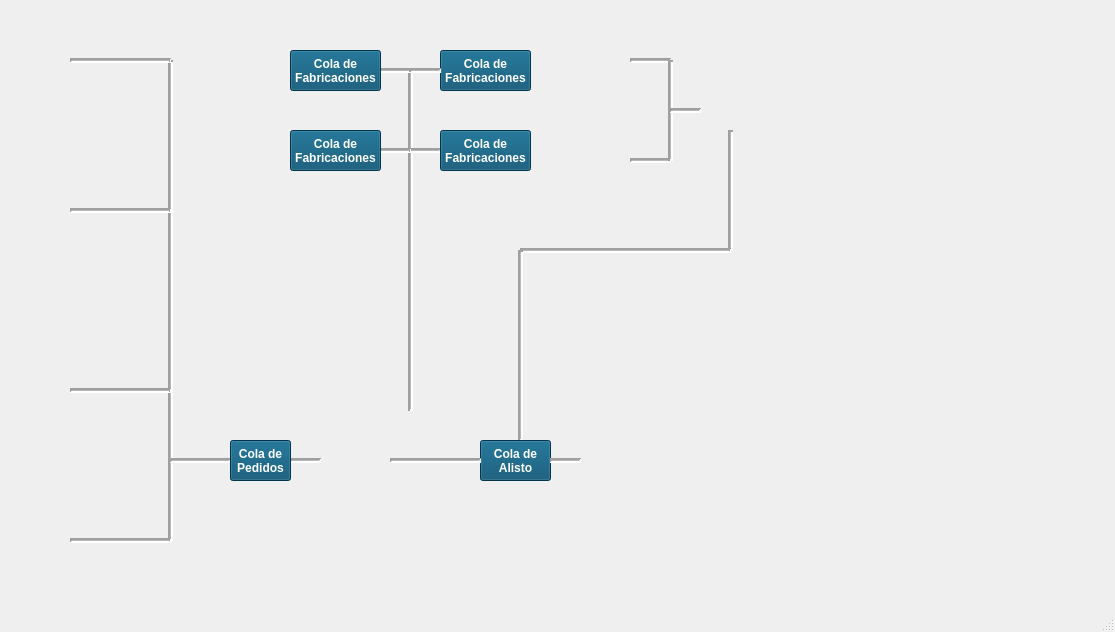
Before: the Qt Designer form untitled/mainwindow.ui in javialroro/Proyecto1_ED, drawn with Qt 5.
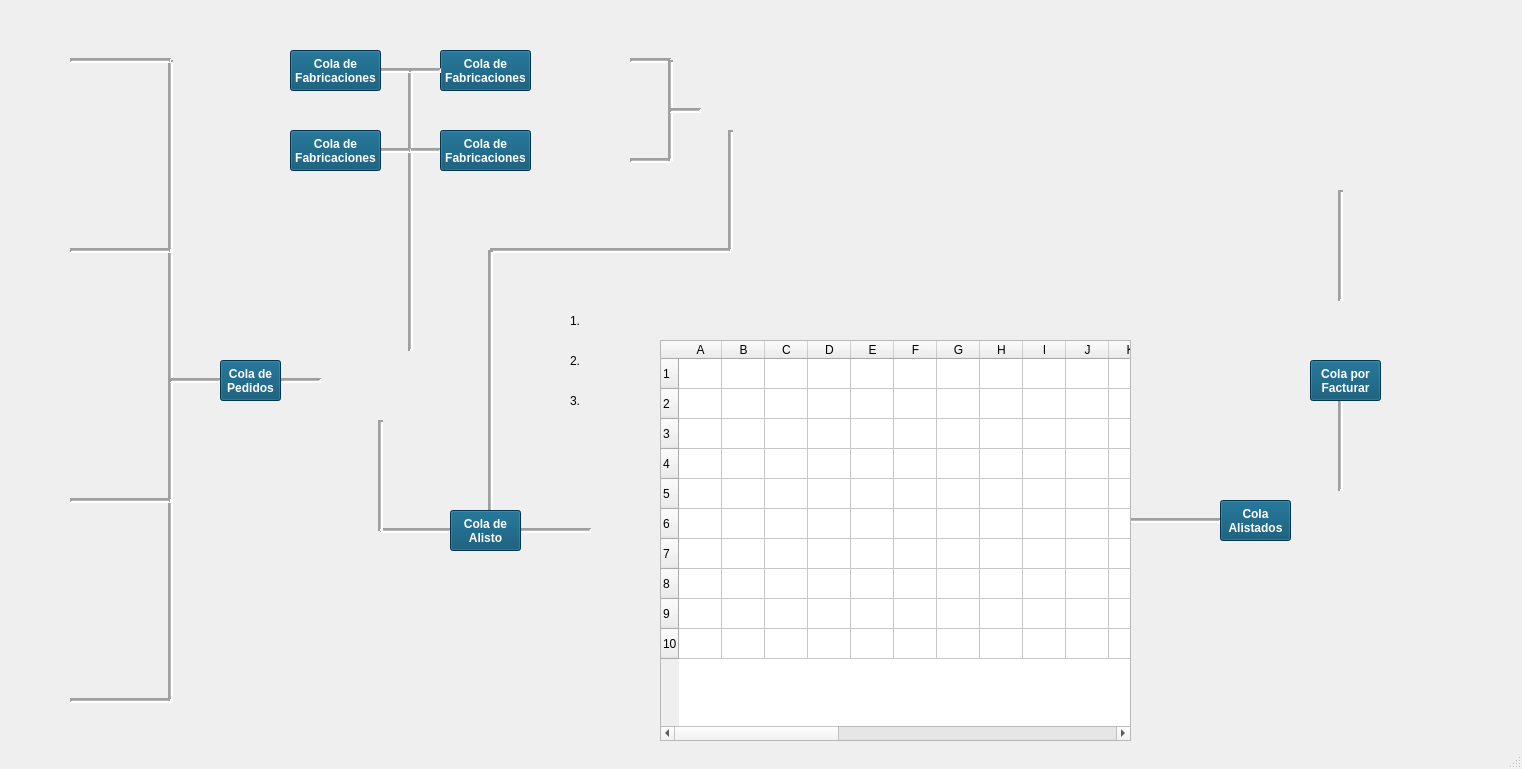
After: the same form once the commit is applied. Icons and pictures are not drawn.

Diff of the .ui file:
```diff
--- a/untitled/mainwindow.ui
+++ b/untitled/mainwindow.ui
@@ -6,8 +6,8 @@
    <rect>
     <x>0</x>
     <y>0</y>
-    <width>1115</width>
-    <height>632</height>
+    <width>1522</width>
+    <height>769</height>
    </rect>
   </property>
   <property name="cursor">
@@ -33,7 +33,7 @@
      <string/>
     </property>
     <property name="pixmap">
-     <pixmap>../Imagenes/pngwing.com.png</pixmap>
+     <pixmap>../Imagenes/edificio-torre-de-forma-cilindrica.png</pixmap>
     </property>
     <property name="scaledContents">
      <bool>true</bool>
@@ -45,7 +45,7 @@
       <x>160</x>
       <y>60</y>
       <width>20</width>
-      <height>481</height>
+      <height>641</height>
      </rect>
     </property>
     <property name="lineWidth">
@@ -62,7 +62,7 @@
     <property name="geometry">
      <rect>
       <x>70</x>
-      <y>530</y>
+      <y>690</y>
       <width>101</width>
       <height>21</height>
      </rect>
@@ -100,7 +100,7 @@
     <property name="geometry">
      <rect>
       <x>70</x>
-      <y>200</y>
+      <y>240</y>
       <width>101</width>
       <height>21</height>
      </rect>
@@ -119,7 +119,7 @@
     <property name="geometry">
      <rect>
       <x>70</x>
-      <y>380</y>
+      <y>490</y>
       <width>101</width>
       <height>21</height>
      </rect>
@@ -138,8 +138,8 @@
     <property name="geometry">
      <rect>
       <x>170</x>
-      <y>450</y>
-      <width>61</width>
+      <y>370</y>
+      <width>51</width>
       <height>21</height>
      </rect>
     </property>
@@ -156,9 +156,9 @@
    <widget class="Line" name="lineH06">
     <property name="geometry">
      <rect>
-      <x>290</x>
-      <y>450</y>
-      <width>31</width>
+      <x>280</x>
+      <y>370</y>
+      <width>41</width>
       <height>21</height>
      </rect>
     </property>
@@ -176,7 +176,7 @@
     <property name="geometry">
      <rect>
       <x>320</x>
-      <y>410</y>
+      <y>330</y>
       <width>101</width>
       <height>101</height>
      </rect>
@@ -197,7 +197,7 @@
       <x>400</x>
       <y>70</y>
       <width>20</width>
-      <height>341</height>
+      <height>281</height>
      </rect>
     </property>
     <property name="lineWidth">
@@ -289,8 +289,8 @@
    <widget class="QPushButton" name="btnColaPedidos">
     <property name="geometry">
      <rect>
-      <x>230</x>
-      <y>440</y>
+      <x>220</x>
+      <y>360</y>
       <width>61</width>
       <height>41</height>
      </rect>
@@ -494,7 +494,7 @@
     <property name="geometry">
      <rect>
       <x>10</x>
-      <y>170</y>
+      <y>210</y>
       <width>71</width>
       <height>71</height>
      </rect>
@@ -503,7 +503,7 @@
      <string/>
     </property>
     <property name="pixmap">
-     <pixmap>../Imagenes/pngwing.com.png</pixmap>
+     <pixmap>../Imagenes/edificio-torre-de-forma-cilindrica.png</pixmap>
     </property>
     <property name="scaledContents">
      <bool>true</bool>
@@ -513,7 +513,7 @@
     <property name="geometry">
      <rect>
       <x>10</x>
-      <y>350</y>
+      <y>460</y>
       <width>71</width>
       <height>71</height>
      </rect>
@@ -522,7 +522,7 @@
      <string/>
     </property>
     <property name="pixmap">
-     <pixmap>../Imagenes/pngwing.com.png</pixmap>
+     <pixmap>../Imagenes/edificio-torre-de-forma-cilindrica.png</pixmap>
     </property>
     <property name="scaledContents">
      <bool>true</bool>
@@ -532,7 +532,7 @@
     <property name="geometry">
      <rect>
       <x>10</x>
-      <y>500</y>
+      <y>660</y>
       <width>71</width>
       <height>71</height>
      </rect>
@@ -541,7 +541,7 @@
      <string/>
     </property>
     <property name="pixmap">
-     <pixmap>../Imagenes/pngwing.com.png</pixmap>
+     <pixmap>../Imagenes/edificio-torre-de-forma-cilindrica.png</pixmap>
     </property>
     <property name="scaledContents">
      <bool>true</bool>
@@ -956,7 +956,7 @@
     <property name="geometry">
      <rect>
       <x>370</x>
-      <y>400</y>
+      <y>320</y>
       <width>31</width>
       <height>20</height>
      </rect>
@@ -1027,9 +1027,9 @@
    <widget class="Line" name="lineH15">
     <property name="geometry">
      <rect>
-      <x>520</x>
+      <x>490</x>
       <y>240</y>
-      <width>211</width>
+      <width>241</width>
       <height>21</height>
      </rect>
     </property>
@@ -1046,10 +1046,10 @@
    <widget class="Line" name="lineV05">
     <property name="geometry">
      <rect>
-      <x>510</x>
+      <x>480</x>
       <y>250</y>
       <width>20</width>
-      <height>191</height>
+      <height>271</height>
      </rect>
     </property>
     <property name="lineWidth">
@@ -1065,8 +1065,8 @@
    <widget class="QPushButton" name="btnColaDeAlisto">
     <property name="geometry">
      <rect>
-      <x>480</x>
-      <y>440</y>
+      <x>450</x>
+      <y>510</y>
       <width>71</width>
       <height>41</height>
      </rect>
@@ -1102,9 +1102,9 @@
    <widget class="Line" name="lineH14">
     <property name="geometry">
      <rect>
-      <x>390</x>
-      <y>450</y>
-      <width>91</width>
+      <x>380</x>
+      <y>520</y>
+      <width>71</width>
       <height>21</height>
      </rect>
     </property>
@@ -1122,7 +1122,7 @@
     <property name="geometry">
      <rect>
       <x>370</x>
-      <y>380</y>
+      <y>300</y>
       <width>31</width>
       <height>21</height>
      </rect>
@@ -1155,8 +1155,8 @@
    <widget class="QLabel" name="lblAlistadores">
     <property name="geometry">
      <rect>
-      <x>572</x>
-      <y>430</y>
+      <x>582</x>
+      <y>500</y>
       <width>61</width>
       <height>61</height>
      </rect>
@@ -1174,9 +1174,9 @@
    <widget class="Line" name="lineH16">
     <property name="geometry">
      <rect>
-      <x>550</x>
-      <y>450</y>
-      <width>31</width>
+      <x>520</x>
+      <y>520</y>
+      <width>71</width>
       <height>21</height>
      </rect>
     </property>
@@ -1193,8 +1193,8 @@
    <widget class="QPushButton" name="btnDetener6">
     <property name="geometry">
      <rect>
-      <x>590</x>
-      <y>410</y>
+      <x>600</x>
+      <y>480</y>
       <width>31</width>
       <height>21</height>
      </rect>
@@ -1227,9 +1227,285 @@
    <widget class="QPushButton" name="btnVer6">
     <property name="geometry">
      <rect>
+      <x>600</x>
+      <y>460</y>
+      <width>31</width>
+      <height>21</height>
+     </rect>
+    </property>
+    <property name="cursor">
+     <cursorShape>PointingHandCursor</cursorShape>
+    </property>
+    <property name="styleSheet">
+     <string notr="true">background-color: white;
+font: 700 9pt &quot;Segoe UI&quot;;
+color: white;</string>
+    </property>
+    <property name="text">
+     <string/>
+    </property>
+    <property name="icon">
+     <iconset>
+      <normaloff>../Imagenes/vision.png</normaloff>../Imagenes/vision.png</iconset>
+    </property>
+    <property name="iconSize">
+     <size>
+      <width>25</width>
+      <height>25</height>
+     </size>
+    </property>
+    <property name="flat">
+     <bool>true</bool>
+    </property>
+   </widget>
+   <widget class="QTableWidget" name="tableWidget">
+    <property name="geometry">
+     <rect>
+      <x>660</x>
+      <y>340</y>
+      <width>471</width>
+      <height>401</height>
+     </rect>
+    </property>
+    <property name="rowCount">
+     <number>10</number>
+    </property>
+    <property name="columnCount">
+     <number>27</number>
+    </property>
+    <attribute name="horizontalHeaderCascadingSectionResizes">
+     <bool>false</bool>
+    </attribute>
+    <attribute name="horizontalHeaderDefaultSectionSize">
+     <number>43</number>
+    </attribute>
+    <attribute name="horizontalHeaderStretchLastSection">
+     <bool>true</bool>
+    </attribute>
+    <row/>
+    <row/>
+    <row/>
+    <row/>
+    <row/>
+    <row/>
+    <row/>
+    <row/>
+    <row/>
+    <row/>
+    <column>
+     <property name="text">
+      <string>A</string>
+     </property>
+    </column>
+    <column>
+     <property name="text">
+      <string>B</string>
+     </property>
+    </column>
+    <column>
+     <property name="text">
+      <string>C</string>
+     </property>
+    </column>
+    <column>
+     <property name="text">
+      <string>D</string>
+     </property>
+    </column>
+    <column>
+     <property name="text">
+      <string>E</string>
+     </property>
+    </column>
+    <column>
+     <property name="text">
+      <string>F</string>
+     </property>
+    </column>
+    <column>
+     <property name="text">
+      <string>G</string>
+     </property>
+    </column>
+    <column>
+     <property name="text">
+      <string>H</string>
+     </property>
+    </column>
+    <column>
+     <property name="text">
+      <string>I</string>
+     </property>
+    </column>
+    <column>
+     <property name="text">
+      <string>J</string>
+     </property>
+    </column>
+    <column>
+     <property name="text">
+      <string>K</string>
+     </property>
+    </column>
+    <column>
+     <property name="text">
+      <string>L</string>
+     </property>
+    </column>
+    <column>
+     <property name="text">
+      <string>M</string>
+     </property>
+    </column>
+    <column>
+     <property name="text">
+      <string>N</string>
+     </property>
+    </column>
+    <column>
+     <property name="text">
+      <string>Ñ</string>
+     </property>
+    </column>
+    <column>
+     <property name="text">
+      <string>O</string>
+     </property>
+    </column>
+    <column>
+     <property name="text">
+      <string>P</string>
+     </property>
+    </column>
+    <column>
+     <property name="text">
+      <string>Q</string>
+     </property>
+    </column>
+    <column>
+     <property name="text">
+      <string>R</string>
+     </property>
+    </column>
+    <column>
+     <property name="text">
+      <string>S</string>
+     </property>
+    </column>
+    <column>
+     <property name="text">
+      <string>T</string>
+     </property>
+    </column>
+    <column>
+     <property name="text">
+      <string>U</string>
+     </property>
+    </column>
+    <column>
+     <property name="text">
+      <string>V</string>
+     </property>
+    </column>
+    <column>
+     <property name="text">
+      <string>W</string>
+     </property>
+    </column>
+    <column>
+     <property name="text">
+      <string>X</string>
+     </property>
+    </column>
+    <column>
+     <property name="text">
+      <string>Y</string>
+     </property>
+    </column>
+    <column>
+     <property name="text">
+      <string>Z</string>
+     </property>
+    </column>
+   </widget>
+   <widget class="QLabel" name="lblAlistador2">
+    <property name="geometry">
+     <rect>
       <x>590</x>
+      <y>350</y>
+      <width>31</width>
+      <height>31</height>
+     </rect>
+    </property>
+    <property name="text">
+     <string/>
+    </property>
+    <property name="pixmap">
+     <pixmap>../Imagenes/carretilla.png</pixmap>
+    </property>
+    <property name="scaledContents">
+     <bool>true</bool>
+    </property>
+   </widget>
+   <widget class="QPushButton" name="btnDetener6_2">
+    <property name="geometry">
+     <rect>
+      <x>620</x>
+      <y>350</y>
+      <width>31</width>
+      <height>21</height>
+     </rect>
+    </property>
+    <property name="cursor">
+     <cursorShape>PointingHandCursor</cursorShape>
+    </property>
+    <property name="styleSheet">
+     <string notr="true">background-color: white;
+font: 700 9pt &quot;Segoe UI&quot;;
+color: white;</string>
+    </property>
+    <property name="text">
+     <string/>
+    </property>
+    <property name="icon">
+     <iconset>
+      <normaloff>../Imagenes/semaforos.png</normaloff>../Imagenes/semaforos.png</iconset>
+    </property>
+    <property name="iconSize">
+     <size>
+      <width>20</width>
+      <height>20</height>
+     </size>
+    </property>
+    <property name="flat">
+     <bool>true</bool>
+    </property>
+   </widget>
+   <widget class="QLabel" name="lblAlistador3">
+    <property name="geometry">
+     <rect>
+      <x>590</x>
       <y>390</y>
       <width>31</width>
+      <height>31</height>
+     </rect>
+    </property>
+    <property name="text">
+     <string/>
+    </property>
+    <property name="pixmap">
+     <pixmap>../Imagenes/carretilla.png</pixmap>
+    </property>
+    <property name="scaledContents">
+     <bool>true</bool>
+    </property>
+   </widget>
+   <widget class="QPushButton" name="btnDetener6_3">
+    <property name="geometry">
+     <rect>
+      <x>620</x>
+      <y>390</y>
+      <width>31</width>
       <height>21</height>
      </rect>
     </property>
@@ -1246,6 +1522,291 @@
     </property>
     <property name="icon">
      <iconset>
+      <normaloff>../Imagenes/semaforos.png</normaloff>../Imagenes/semaforos.png</iconset>
+    </property>
+    <property name="iconSize">
+     <size>
+      <width>20</width>
+      <height>20</height>
+     </size>
+    </property>
+    <property name="flat">
+     <bool>true</bool>
+    </property>
+   </widget>
+   <widget class="QPushButton" name="btnDetener6_4">
+    <property name="geometry">
+     <rect>
+      <x>620</x>
+      <y>310</y>
+      <width>31</width>
+      <height>21</height>
+     </rect>
+    </property>
+    <property name="cursor">
+     <cursorShape>PointingHandCursor</cursorShape>
+    </property>
+    <property name="styleSheet">
+     <string notr="true">background-color: white;
+font: 700 9pt &quot;Segoe UI&quot;;
+color: white;</string>
+    </property>
+    <property name="text">
+     <string/>
+    </property>
+    <property name="icon">
+     <iconset>
+      <normaloff>../Imagenes/semaforos.png</normaloff>../Imagenes/semaforos.png</iconset>
+    </property>
+    <property name="iconSize">
+     <size>
+      <width>20</width>
+      <height>20</height>
+     </size>
+    </property>
+    <property name="flat">
+     <bool>true</bool>
+    </property>
+   </widget>
+   <widget class="QLabel" name="lblAlistador1">
+    <property name="geometry">
+     <rect>
+      <x>590</x>
+      <y>310</y>
+      <width>31</width>
+      <height>31</height>
+     </rect>
+    </property>
+    <property name="text">
+     <string/>
+    </property>
+    <property name="pixmap">
+     <pixmap>../Imagenes/carretilla.png</pixmap>
+    </property>
+    <property name="scaledContents">
+     <bool>true</bool>
+    </property>
+   </widget>
+   <widget class="QLabel" name="lblAlmacen">
+    <property name="geometry">
+     <rect>
+      <x>850</x>
+      <y>260</y>
+      <width>91</width>
+      <height>81</height>
+     </rect>
+    </property>
+    <property name="text">
+     <string/>
+    </property>
+    <property name="pixmap">
+     <pixmap>../Imagenes/edificio-escolar.png</pixmap>
+    </property>
+    <property name="scaledContents">
+     <bool>true</bool>
+    </property>
+   </widget>
+   <widget class="Line" name="lineV06">
+    <property name="geometry">
+     <rect>
+      <x>370</x>
+      <y>420</y>
+      <width>20</width>
+      <height>111</height>
+     </rect>
+    </property>
+    <property name="lineWidth">
+     <number>2</number>
+    </property>
+    <property name="midLineWidth">
+     <number>1</number>
+    </property>
+    <property name="orientation">
+     <enum>Qt::Vertical</enum>
+    </property>
+   </widget>
+   <widget class="QLabel" name="lblNum1Alistador">
+    <property name="geometry">
+     <rect>
+      <x>570</x>
+      <y>310</y>
+      <width>21</width>
+      <height>21</height>
+     </rect>
+    </property>
+    <property name="styleSheet">
+     <string notr="true">font: 700 12pt &quot;Arial&quot;;
+color: black;</string>
+    </property>
+    <property name="text">
+     <string>1.</string>
+    </property>
+   </widget>
+   <widget class="QLabel" name="lblNum2Alistador">
+    <property name="geometry">
+     <rect>
+      <x>570</x>
+      <y>350</y>
+      <width>21</width>
+      <height>21</height>
+     </rect>
+    </property>
+    <property name="styleSheet">
+     <string notr="true">font: 700 12pt &quot;Arial&quot;;
+color: black;</string>
+    </property>
+    <property name="text">
+     <string>2.</string>
+    </property>
+   </widget>
+   <widget class="QLabel" name="lblNum3Alistador">
+    <property name="geometry">
+     <rect>
+      <x>570</x>
+      <y>390</y>
+      <width>21</width>
+      <height>21</height>
+     </rect>
+    </property>
+    <property name="styleSheet">
+     <string notr="true">font: 700 12pt &quot;Arial&quot;;
+color: black;</string>
+    </property>
+    <property name="text">
+     <string>3.</string>
+    </property>
+   </widget>
+   <widget class="Line" name="lineH16_2">
+    <property name="geometry">
+     <rect>
+      <x>1120</x>
+      <y>510</y>
+      <width>101</width>
+      <height>21</height>
+     </rect>
+    </property>
+    <property name="lineWidth">
+     <number>2</number>
+    </property>
+    <property name="midLineWidth">
+     <number>1</number>
+    </property>
+    <property name="orientation">
+     <enum>Qt::Horizontal</enum>
+    </property>
+   </widget>
+   <widget class="QPushButton" name="btnColaAlistados">
+    <property name="geometry">
+     <rect>
+      <x>1220</x>
+      <y>500</y>
+      <width>71</width>
+      <height>41</height>
+     </rect>
+    </property>
+    <property name="font">
+     <font>
+      <family>Segoe UI</family>
+      <pointsize>9</pointsize>
+      <italic>false</italic>
+      <bold>true</bold>
+      <kerning>true</kerning>
+     </font>
+    </property>
+    <property name="cursor">
+     <cursorShape>PointingHandCursor</cursorShape>
+    </property>
+    <property name="toolTip">
+     <string>&lt;html&gt;&lt;head/&gt;&lt;body&gt;&lt;p align=&quot;center&quot;&gt;Pedidos&lt;/p&gt;&lt;/body&gt;&lt;/html&gt;</string>
+    </property>
+    <property name="whatsThis">
+     <string>&lt;html&gt;&lt;head/&gt;&lt;body&gt;&lt;p align=&quot;center&quot;&gt;Pedidos&lt;/p&gt;&lt;/body&gt;&lt;/html&gt;</string>
+    </property>
+    <property name="styleSheet">
+     <string notr="true">background-color: rgb(0, 74, 108);
+font: 700 9pt &quot;Segoe UI&quot;;
+color: white</string>
+    </property>
+    <property name="text">
+     <string>Cola 
+Alistados</string>
+    </property>
+   </widget>
+   <widget class="QLabel" name="label">
+    <property name="geometry">
+     <rect>
+      <x>1300</x>
+      <y>480</y>
+      <width>81</width>
+      <height>71</height>
+     </rect>
+    </property>
+    <property name="text">
+     <string/>
+    </property>
+    <property name="pixmap">
+     <pixmap>../Imagenes/caja.png</pixmap>
+    </property>
+    <property name="scaledContents">
+     <bool>true</bool>
+    </property>
+   </widget>
+   <widget class="QPushButton" name="btnDetener6_5">
+    <property name="geometry">
+     <rect>
+      <x>1380</x>
+      <y>520</y>
+      <width>31</width>
+      <height>21</height>
+     </rect>
+    </property>
+    <property name="cursor">
+     <cursorShape>PointingHandCursor</cursorShape>
+    </property>
+    <property name="styleSheet">
+     <string notr="true">background-color: white;
+font: 700 9pt &quot;Segoe UI&quot;;
+color: white;</string>
+    </property>
+    <property name="text">
+     <string/>
+    </property>
+    <property name="icon">
+     <iconset>
+      <normaloff>../Imagenes/semaforos.png</normaloff>../Imagenes/semaforos.png</iconset>
+    </property>
+    <property name="iconSize">
+     <size>
+      <width>20</width>
+      <height>20</height>
+     </size>
+    </property>
+    <property name="flat">
+     <bool>true</bool>
+    </property>
+   </widget>
+   <widget class="QPushButton" name="btnVer6_2">
+    <property name="geometry">
+     <rect>
+      <x>1380</x>
+      <y>500</y>
+      <width>31</width>
+      <height>21</height>
+     </rect>
+    </property>
+    <property name="cursor">
+     <cursorShape>PointingHandCursor</cursorShape>
+    </property>
+    <property name="styleSheet">
+     <string notr="true">background-color: white;
+font: 700 9pt &quot;Segoe UI&quot;;
+color: white;</string>
+    </property>
+    <property name="text">
+     <string/>
+    </property>
+    <property name="icon">
+     <iconset>
       <normaloff>../Imagenes/vision.png</normaloff>../Imagenes/vision.png</iconset>
     </property>
     <property name="iconSize">
@@ -1258,6 +1819,223 @@
      <bool>true</bool>
     </property>
    </widget>
+   <widget class="Line" name="lineV05_2">
+    <property name="geometry">
+     <rect>
+      <x>1330</x>
+      <y>380</y>
+      <width>20</width>
+      <height>111</height>
+     </rect>
+    </property>
+    <property name="lineWidth">
+     <number>2</number>
+    </property>
+    <property name="midLineWidth">
+     <number>1</number>
+    </property>
+    <property name="orientation">
+     <enum>Qt::Vertical</enum>
+    </property>
+   </widget>
+   <widget class="QPushButton" name="btnColaAlistados_2">
+    <property name="geometry">
+     <rect>
+      <x>1310</x>
+      <y>360</y>
+      <width>71</width>
+      <height>41</height>
+     </rect>
+    </property>
+    <property name="font">
+     <font>
+      <family>Segoe UI</family>
+      <pointsize>9</pointsize>
+      <italic>false</italic>
+      <bold>true</bold>
+      <kerning>true</kerning>
+     </font>
+    </property>
+    <property name="cursor">
+     <cursorShape>PointingHandCursor</cursorShape>
+    </property>
+    <property name="toolTip">
+     <string>&lt;html&gt;&lt;head/&gt;&lt;body&gt;&lt;p align=&quot;center&quot;&gt;Pedidos&lt;/p&gt;&lt;/body&gt;&lt;/html&gt;</string>
+    </property>
+    <property name="whatsThis">
+     <string>&lt;html&gt;&lt;head/&gt;&lt;body&gt;&lt;p align=&quot;center&quot;&gt;Pedidos&lt;/p&gt;&lt;/body&gt;&lt;/html&gt;</string>
+    </property>
+    <property name="styleSheet">
+     <string notr="true">background-color: rgb(0, 74, 108);
+font: 700 9pt &quot;Segoe UI&quot;;
+color: white</string>
+    </property>
+    <property name="text">
+     <string>Cola por 
+Facturar</string>
+    </property>
+   </widget>
+   <widget class="QLabel" name="label_2">
+    <property name="geometry">
+     <rect>
+      <x>1310</x>
+      <y>290</y>
+      <width>71</width>
+      <height>61</height>
+     </rect>
+    </property>
+    <property name="text">
+     <string/>
+    </property>
+    <property name="pixmap">
+     <pixmap>../Imagenes/caja-registradora.png</pixmap>
+    </property>
+    <property name="scaledContents">
+     <bool>true</bool>
+    </property>
+   </widget>
+   <widget class="QPushButton" name="btnVer6_3">
+    <property name="geometry">
+     <rect>
+      <x>1380</x>
+      <y>290</y>
+      <width>31</width>
+      <height>21</height>
+     </rect>
+    </property>
+    <property name="cursor">
+     <cursorShape>PointingHandCursor</cursorShape>
+    </property>
+    <property name="styleSheet">
+     <string notr="true">background-color: white;
+font: 700 9pt &quot;Segoe UI&quot;;
+color: white;</string>
+    </property>
+    <property name="text">
+     <string/>
+    </property>
+    <property name="icon">
+     <iconset>
+      <normaloff>../Imagenes/vision.png</normaloff>../Imagenes/vision.png</iconset>
+    </property>
+    <property name="iconSize">
+     <size>
+      <width>25</width>
+      <height>25</height>
+     </size>
+    </property>
+    <property name="flat">
+     <bool>true</bool>
+    </property>
+   </widget>
+   <widget class="QPushButton" name="btnDetener6_6">
+    <property name="geometry">
+     <rect>
+      <x>1380</x>
+      <y>310</y>
+      <width>31</width>
+      <height>21</height>
+     </rect>
+    </property>
+    <property name="cursor">
+     <cursorShape>PointingHandCursor</cursorShape>
+    </property>
+    <property name="styleSheet">
+     <string notr="true">background-color: white;
+font: 700 9pt &quot;Segoe UI&quot;;
+color: white;</string>
+    </property>
+    <property name="text">
+     <string/>
+    </property>
+    <property name="icon">
+     <iconset>
+      <normaloff>../Imagenes/semaforos.png</normaloff>../Imagenes/semaforos.png</iconset>
+    </property>
+    <property name="iconSize">
+     <size>
+      <width>20</width>
+      <height>20</height>
+     </size>
+    </property>
+    <property name="flat">
+     <bool>true</bool>
+    </property>
+   </widget>
+   <widget class="Line" name="lineV05_3">
+    <property name="geometry">
+     <rect>
+      <x>1330</x>
+      <y>190</y>
+      <width>20</width>
+      <height>111</height>
+     </rect>
+    </property>
+    <property name="lineWidth">
+     <number>2</number>
+    </property>
+    <property name="midLineWidth">
+     <number>1</number>
+    </property>
+    <property name="orientation">
+     <enum>Qt::Vertical</enum>
+    </property>
+   </widget>
+   <widget class="QLabel" name="label_3">
+    <property name="geometry">
+     <rect>
+      <x>1310</x>
+      <y>120</y>
+      <width>71</width>
+      <height>71</height>
+     </rect>
+    </property>
+    <property name="text">
+     <string/>
+    </property>
+    <property name="pixmap">
+     <pixmap>../Imagenes/simbolo-de-interfaz-de-archivo-del-contorno-de-la-hoja-de-papel-con-la-esquina-superior-derecha-doblada.png</pixmap>
+    </property>
+    <property name="scaledContents">
+     <bool>true</bool>
+    </property>
+   </widget>
+   <widget class="QPushButton" name="btnVer6_4">
+    <property name="geometry">
+     <rect>
+      <x>1330</x>
+      <y>150</y>
+      <width>31</width>
+      <height>21</height>
+     </rect>
+    </property>
+    <property name="cursor">
+     <cursorShape>PointingHandCursor</cursorShape>
+    </property>
+    <property name="styleSheet">
+     <string notr="true">background-color: white;
+font: 700 9pt &quot;Segoe UI&quot;;
+color: white;</string>
+    </property>
+    <property name="text">
+     <string/>
+    </property>
+    <property name="icon">
+     <iconset>
+      <normaloff>../Imagenes/vision.png</normaloff>../Imagenes/vision.png</iconset>
+    </property>
+    <property name="iconSize">
+     <size>
+      <width>25</width>
+      <height>25</height>
+     </size>
+    </property>
+    <property name="flat">
+     <bool>true</bool>
+    </property>
+   </widget>
+   <zorder>lineV05_3</zorder>
+   <zorder>lineV05_2</zorder>
    <zorder>lblcliente1</zorder>
    <zorder>lineV01</zorder>
    <zorder>lineH04</zorder>
@@ -1267,7 +2045,6 @@
    <zorder>lineH05</zorder>
    <zorder>lineH06</zorder>
    <zorder>lineV02</zorder>
-   <zorder>lblBalanceador</zorder>
    <zorder>lineH07</zorder>
    <zorder>lineH08</zorder>
    <zorder>lineH10</zorder>
@@ -1301,13 +2078,37 @@
    <zorder>lineV04</zorder>
    <zorder>lineH15</zorder>
    <zorder>lineV05</zorder>
-   <zorder>btnColaDeAlisto</zorder>
    <zorder>lineH14</zorder>
    <zorder>btnVer5</zorder>
    <zorder>lblAlistadores</zorder>
    <zorder>lineH16</zorder>
    <zorder>btnDetener6</zorder>
    <zorder>btnVer6</zorder>
+   <zorder>lblAlistador2</zorder>
+   <zorder>btnDetener6_2</zorder>
+   <zorder>lblAlistador3</zorder>
+   <zorder>btnDetener6_3</zorder>
+   <zorder>btnDetener6_4</zorder>
+   <zorder>lblAlistador1</zorder>
+   <zorder>btnColaDeAlisto</zorder>
+   <zorder>lblAlmacen</zorder>
+   <zorder>lineV06</zorder>
+   <zorder>lblBalanceador</zorder>
+   <zorder>lblNum1Alistador</zorder>
+   <zorder>lblNum2Alistador</zorder>
+   <zorder>lblNum3Alistador</zorder>
+   <zorder>lineH16_2</zorder>
+   <zorder>tableWidget</zorder>
+   <zorder>btnColaAlistados</zorder>
+   <zorder>label</zorder>
+   <zorder>btnDetener6_5</zorder>
+   <zorder>btnVer6_2</zorder>
+   <zorder>btnColaAlistados_2</zorder>
+   <zorder>label_2</zorder>
+   <zorder>btnVer6_3</zorder>
+   <zorder>btnDetener6_6</zorder>
+   <zorder>label_3</zorder>
+   <zorder>btnVer6_4</zorder>
   </widget>
   <widget class="QStatusBar" name="statusbar"/>
  </widget>
```
